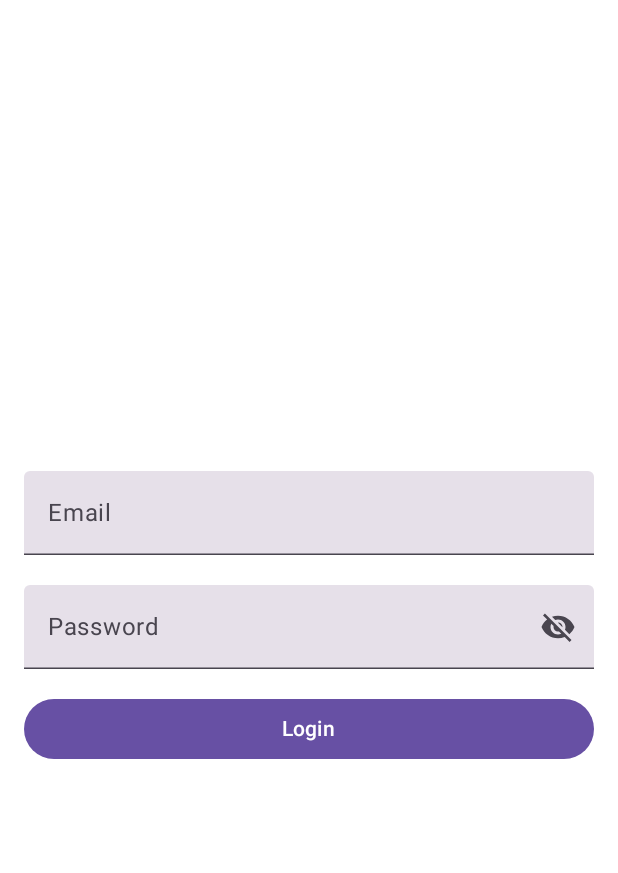
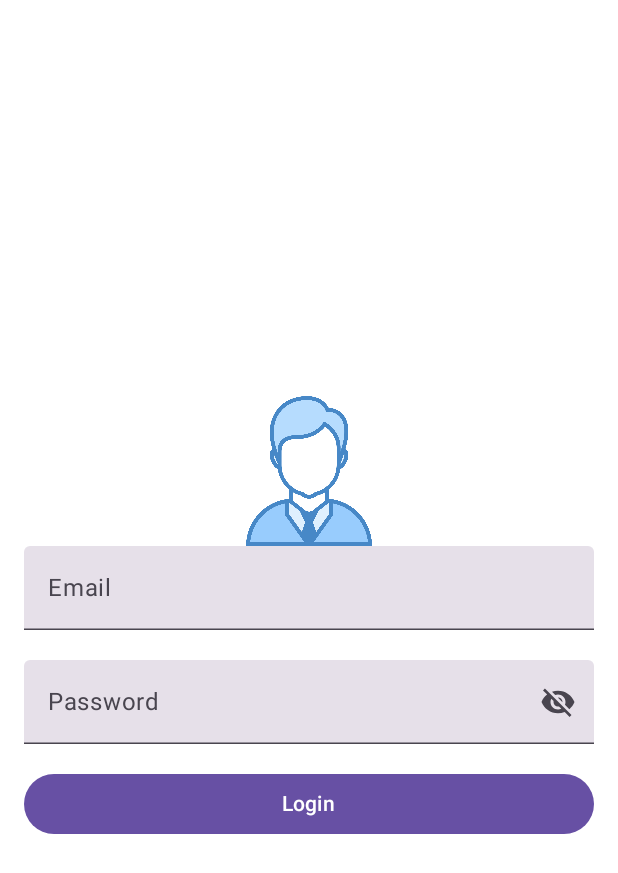
Before and after one commit to ahmadfaqih796/kotlin-mobile, an Android app built with Jetpack Compose: the screen it shows after launch (LoginActivity), on a phone screen of 412 x 824 dp. Shown: the top 873 px of the screen. Run offline under Robolectric (Android 15) with nearby library versions, the phone set to English and light mode, and no system bars.

Commit message:
Add Image

```diff
--- a/app/src/main/java/com/project/latihan/ui/components/button/CustomButton.kt
+++ b/app/src/main/java/com/project/latihan/ui/components/button/CustomButton.kt
@@ -1,12 +1,18 @@
 package com.project.latihan.ui.components.button
 
+import androidx.compose.foundation.layout.Arrangement
+import androidx.compose.foundation.layout.Row
+import androidx.compose.foundation.layout.Spacer
 import androidx.compose.foundation.layout.fillMaxWidth
+import androidx.compose.foundation.layout.width
 import androidx.compose.material3.Button
 import androidx.compose.material3.ButtonColors
 import androidx.compose.material3.ButtonDefaults
 import androidx.compose.material3.Text
 import androidx.compose.runtime.Composable
+import androidx.compose.ui.Alignment
 import androidx.compose.ui.Modifier
+import androidx.compose.ui.unit.dp
 
 @Composable
 fun CustomButton (
@@ -15,6 +21,7 @@ fun CustomButton (
     modifier: Modifier = Modifier,
     enabled: Boolean = true,
     colors: ButtonColors = ButtonDefaults.buttonColors(),
+    icon: @Composable (() -> Unit)? = null
 ) {
     Button(
         onClick = onClick,
@@ -22,6 +29,16 @@ fun CustomButton (
         enabled = enabled,
         colors = colors
     ) {
-        Text(text = label)
+        if(icon != null) {
+            Row(
+                verticalAlignment = Alignment.CenterVertically,
+                horizontalArrangement = Arrangement.Center
+            ) {
+                icon()
+                Spacer(modifier = Modifier.width(8.dp))
+            }
+        } else {
+            Text(text = label)
+        }
     }
 }
--- /dev/null
+++ b/app/src/main/java/com/project/latihan/ui/components/image/ViewImage.kt
@@ -0,0 +1 @@
+package com.project.latihan.ui.components.image
--- a/app/src/main/java/com/project/latihan/ui/screen/auth/LoginScreen.kt
+++ b/app/src/main/java/com/project/latihan/ui/screen/auth/LoginScreen.kt
@@ -1,15 +1,18 @@
 package com.project.latihan.ui.screen.auth
 
+import androidx.compose.foundation.Image
 import androidx.compose.foundation.layout.*
-import androidx.compose.material3.*
 import androidx.compose.runtime.*
+import androidx.compose.ui.Alignment
 import androidx.compose.ui.Modifier
 import androidx.compose.ui.focus.FocusRequester
 import androidx.compose.ui.platform.LocalSoftwareKeyboardController
+import androidx.compose.ui.res.painterResource
 import androidx.compose.ui.unit.dp
 import com.project.latihan.ui.components.button.CustomButton
 import com.project.latihan.ui.components.form.TextFieldV2
 import com.project.latihan.ui.components.form.PasswordFieldV2
+import com.project.latihan.R
 
 @Composable
 fun LoginScreen(
@@ -34,6 +37,13 @@ fun LoginScreen(
             .padding(16.dp),
         verticalArrangement = Arrangement.Center
     ) {
+        Image(
+            painter = painterResource(id = R.drawable.user),
+            contentDescription = null,
+            modifier = Modifier
+                .size(100.dp)
+                .align(alignment = Alignment.CenterHorizontally)
+        )
         TextFieldV2(
             value = email,
             onValueChange = { email = it },
```
Also changed, not shown: app/src/main/res/drawable/user.png (added).
